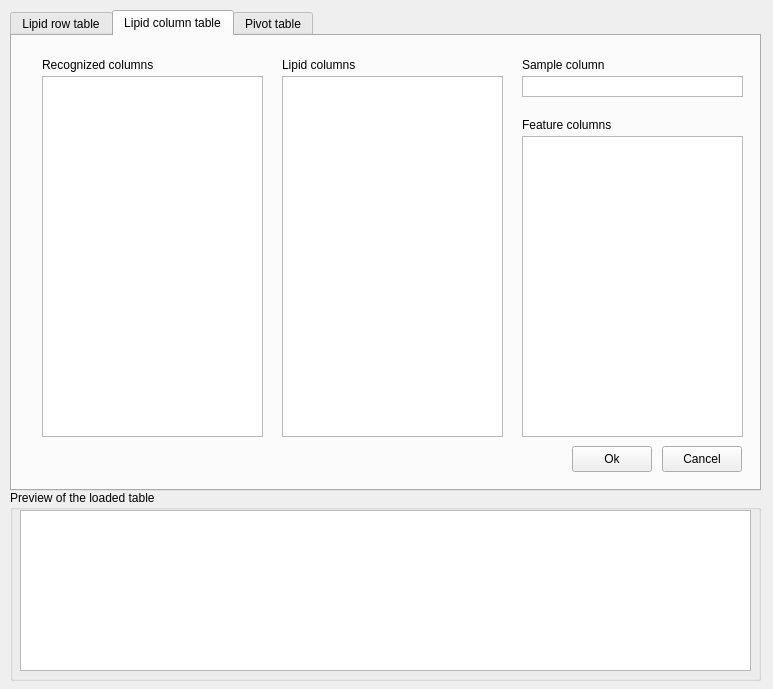
The window that ui/importtable.ui (lifs-tools/lipidspace) describes before a commit, drawn with Qt 5.
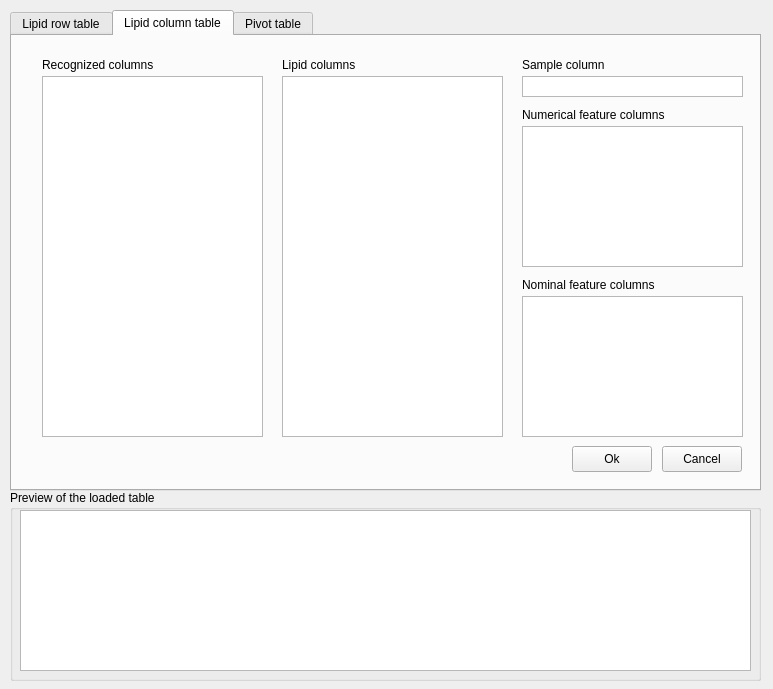
The same window after the commit. The open tabs and pages were chosen to show the change. Custom widgets are drawn as their Qt base class.

Commit message: added separation between numerical and nominal features

```diff
--- a/ui/importtable.ui
+++ b/ui/importtable.ui
@@ -133,13 +133,13 @@
      <property name="geometry">
       <rect>
        <x>510</x>
-       <y>80</y>
-       <width>121</width>
+       <y>70</y>
+       <width>191</width>
        <height>18</height>
       </rect>
      </property>
      <property name="text">
-      <string>Feature columns</string>
+      <string>Numerical feature columns</string>
      </property>
     </widget>
     <widget class="SingleListWidget" name="sampleListWidgetCol">
@@ -241,9 +241,32 @@
      <property name="geometry">
       <rect>
        <x>510</x>
-       <y>100</y>
+       <y>90</y>
        <width>221</width>
-       <height>301</height>
+       <height>141</height>
+      </rect>
+     </property>
+    </widget>
+    <widget class="QLabel" name="label_16">
+     <property name="geometry">
+      <rect>
+       <x>510</x>
+       <y>240</y>
+       <width>171</width>
+       <height>18</height>
+      </rect>
+     </property>
+     <property name="text">
+      <string>Nominal feature columns</string>
+     </property>
+    </widget>
+    <widget class="QListWidget" name="nominalFeatureListWidgetCol">
+     <property name="geometry">
+      <rect>
+       <x>510</x>
+       <y>260</y>
+       <width>221</width>
+       <height>141</height>
       </rect>
      </property>
     </widget>
```
Left out of the diff: 33 changed lines with no effect on the pictures. The commit also changes 8 other files.
